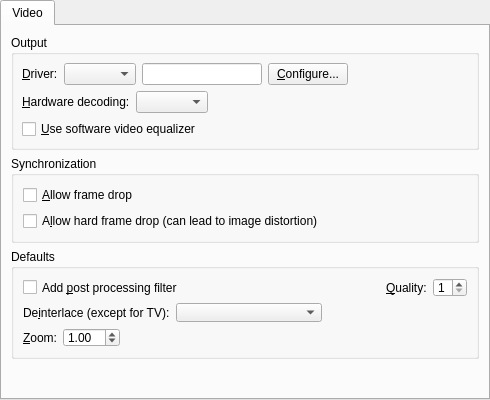
Qt form src/gui/pref/video.ui (wilbert2000/wzplayer) before a commit.
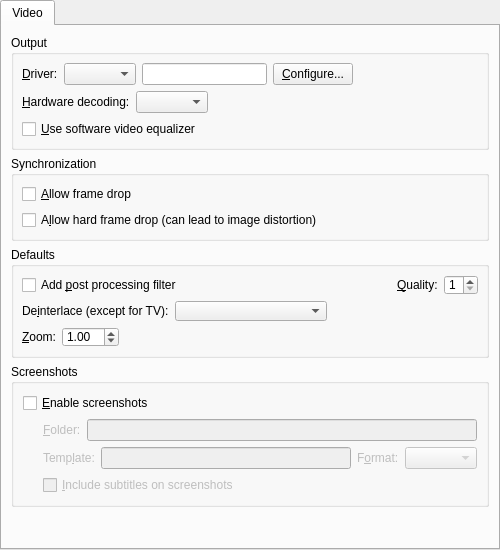
The same form after that commit. Custom widgets are drawn as their Qt base class.

Commit message: Moved screenshot options from General to Video section

Diff of the .ui file:
```diff
--- a/src/gui/pref/video.ui
+++ b/src/gui/pref/video.ui
@@ -6,16 +6,10 @@
    <rect>
     <x>0</x>
     <y>0</y>
-    <width>490</width>
-    <height>400</height>
+    <width>500</width>
+    <height>550</height>
    </rect>
   </property>
-  <property name="minimumSize">
-   <size>
-    <width>0</width>
-    <height>0</height>
-   </size>
-  </property>
   <layout class="QVBoxLayout">
    <property name="spacing">
     <number>0</number>
@@ -152,7 +146,10 @@
          <property name="title">
           <string>Synchronization</string>
          </property>
-         <layout class="QVBoxLayout" name="verticalLayout_2">
+         <layout class="QVBoxLayout" name="synchronization_verticalLayout">
+          <property name="margin">
+           <number>8</number>
+          </property>
           <item>
            <widget class="QCheckBox" name="framedrop_check">
             <property name="text">
@@ -181,7 +178,10 @@
          <property name="title">
           <string>Defaults</string>
          </property>
-         <layout class="QVBoxLayout" name="verticalLayout_3">
+         <layout class="QVBoxLayout" name="defaults_verticalLayout">
+          <property name="margin">
+           <number>8</number>
+          </property>
           <item>
            <layout class="QHBoxLayout">
             <property name="spacing">
@@ -324,6 +324,158 @@
          </layout>
         </widget>
        </item>
+       <item>
+        <widget class="QGroupBox" name="screenshots_group">
+         <property name="title">
+          <string>Screenshots</string>
+         </property>
+         <layout class="QVBoxLayout" name="screenshots_verticalLayout">
+          <item>
+           <widget class="QCheckBox" name="use_screenshots_check">
+            <property name="text">
+             <string>&amp;Enable screenshots</string>
+            </property>
+           </widget>
+          </item>
+          <item>
+           <layout class="QHBoxLayout" name="horizontalLayout_4">
+            <item>
+             <spacer name="horizontalSpacer_3">
+              <property name="orientation">
+               <enum>Qt::Horizontal</enum>
+              </property>
+              <property name="sizeType">
+               <enum>QSizePolicy::Fixed</enum>
+              </property>
+              <property name="sizeHint" stdset="0">
+               <size>
+                <width>20</width>
+                <height>20</height>
+               </size>
+              </property>
+             </spacer>
+            </item>
+            <item>
+             <widget class="QLabel" name="screenshots_dir_label">
+              <property name="enabled">
+               <bool>false</bool>
+              </property>
+              <property name="text">
+               <string>&amp;Folder:</string>
+              </property>
+              <property name="wordWrap">
+               <bool>false</bool>
+              </property>
+              <property name="buddy">
+               <cstring>screenshot_edit</cstring>
+              </property>
+             </widget>
+            </item>
+            <item>
+             <widget class="FileChooser" name="screenshot_edit">
+              <property name="enabled">
+               <bool>false</bool>
+              </property>
+             </widget>
+            </item>
+           </layout>
+          </item>
+          <item>
+           <layout class="QHBoxLayout" name="horizontalLayout_3">
+            <item>
+             <spacer name="horizontalSpacer_4">
+              <property name="orientation">
+               <enum>Qt::Horizontal</enum>
+              </property>
+              <property name="sizeType">
+               <enum>QSizePolicy::Fixed</enum>
+              </property>
+              <property name="sizeHint" stdset="0">
+               <size>
+                <width>20</width>
+                <height>20</height>
+               </size>
+              </property>
+             </spacer>
+            </item>
+            <item>
+             <widget class="QLabel" name="screenshot_template_label">
+              <property name="enabled">
+               <bool>false</bool>
+              </property>
+              <property name="text">
+               <string>Temp&amp;late:</string>
+              </property>
+              <property name="buddy">
+               <cstring>screenshot_template_edit</cstring>
+              </property>
+             </widget>
+            </item>
+            <item>
+             <widget class="QLineEdit" name="screenshot_template_edit">
+              <property name="enabled">
+               <bool>false</bool>
+              </property>
+             </widget>
+            </item>
+            <item>
+             <widget class="QLabel" name="screenshot_format_label">
+              <property name="enabled">
+               <bool>false</bool>
+              </property>
+              <property name="text">
+               <string>F&amp;ormat:</string>
+              </property>
+              <property name="buddy">
+               <cstring>screenshot_format_combo</cstring>
+              </property>
+             </widget>
+            </item>
+            <item>
+             <widget class="QComboBox" name="screenshot_format_combo">
+              <property name="enabled">
+               <bool>false</bool>
+              </property>
+             </widget>
+            </item>
+           </layout>
+          </item>
+          <item>
+           <layout class="QHBoxLayout" name="horizontalLayout">
+            <property name="bottomMargin">
+             <number>0</number>
+            </property>
+            <item>
+             <spacer name="horizontalSpacer">
+              <property name="orientation">
+               <enum>Qt::Horizontal</enum>
+              </property>
+              <property name="sizeType">
+               <enum>QSizePolicy::Fixed</enum>
+              </property>
+              <property name="sizeHint" stdset="0">
+               <size>
+                <width>20</width>
+                <height>20</height>
+               </size>
+              </property>
+             </spacer>
+            </item>
+            <item>
+             <widget class="QCheckBox" name="subtitles_on_screeshots_check">
+              <property name="enabled">
+               <bool>false</bool>
+              </property>
+              <property name="text">
+               <string>&amp;Include subtitles on screenshots</string>
+              </property>
+             </widget>
+            </item>
+           </layout>
+          </item>
+         </layout>
+        </widget>
+       </item>
        <item>
         <spacer name="verticalSpacer">
          <property name="orientation">
@@ -343,6 +495,13 @@
    </item>
   </layout>
  </widget>
+ <customwidgets>
+  <customwidget>
+   <class>FileChooser</class>
+   <extends>QLineEdit</extends>
+   <header>filechooser.h</header>
+  </customwidget>
+ </customwidgets>
  <tabstops>
   <tabstop>video_tab_widget</tabstop>
   <tabstop>vo_combo</tabstop>
```
Left out of the diff: 124 changed lines with no effect on the pictures. The commit also changes 5 other files.
